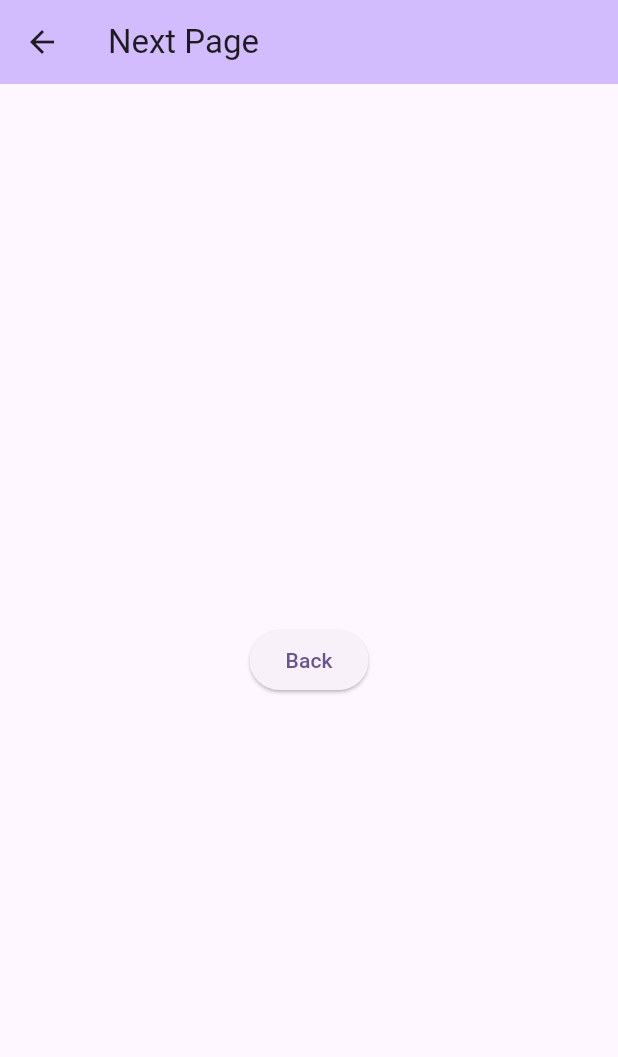
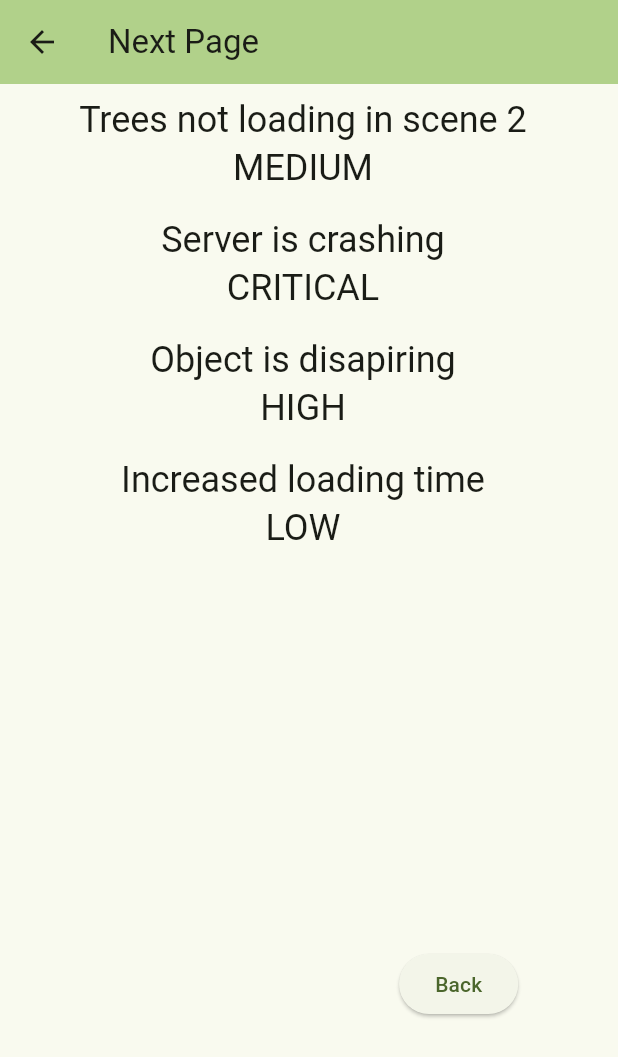
Before and after one commit to Kaktooth/flutter_application, a Flutter app: the screen it shows after launch, after a tap on "Next", on a phone screen of 412 x 824 dp. Shown: the top 1057 px of the screen. Run offline on Flutter 3.47's test engine with Material 3 defaults, Android fonts, the phone set to English and light mode, and no system bars; missing offline and left inert: dart:ffi.

Commit message:
add lists

```diff
--- a/lib/main.dart
+++ b/lib/main.dart
@@ -1,3 +1,5 @@
+import 'dart:ffi';
+
 import 'package:flutter/material.dart';
 import 'package:flutter/services.dart';
 
@@ -8,164 +10,188 @@ void main() {
 class MyApp extends StatelessWidget {
   const MyApp({super.key});
 
-  // This widget is the root of your application.
   @override
   Widget build(BuildContext context) {
     return MaterialApp(
       title: 'Flutter Application',
       theme: ThemeData(
-        // This is the theme of your application.
-        //
-        // TRY THIS: Try running your application with "flutter run". You'll see
-        // the application has a purple toolbar. Then, without quitting the app,
-        // try changing the seedColor in the colorScheme below to Colors.green
-        // and then invoke "hot reload" (save your changes or press the "hot
-        // reload" button in a Flutter-supported IDE, or press "r" if you used
-        // the command line to start the app).
-        //
-        // Notice that the counter didn't reset back to zero; the application
-        // state is not lost during the reload. To reset the state, use hot
-        // restart instead.
-        //
-        // This works for code too, not just values: Most code changes can be
-        // tested with just a hot reload.
-        colorScheme: ColorScheme.fromSeed(seedColor: Colors.deepPurple),
+        colorScheme: ColorScheme.fromSeed(seedColor: Colors.lightGreenAccent),
         useMaterial3: true,
       ),
-      home: const MyHomePage(title: 'Flutter Application'),
+      home: const MyHomePage(title: 'Flutter Application', files: [
+        File(name: "file1", extention: ".exe", size: 1.16),
+        File(name: "table", extention: ".xlsx", size: 10.21),
+        File(name: "Van_Gogh-Starry_Night", extention: ".png", size: 1.37),
+        File(
+            name: "ubuntu-22.04.3-desktop-amd64",
+            extention: ".iso",
+            size: 4919.37),
+        File(
+            name: "microsoft-robotics-developer-studio",
+            extention: ".exe",
+            size: 296.582),
+      ]),
       initialRoute: '/',
       routes: {
-        '/second': (context) => const Page(title: 'Next Page'),
+        '/second': (context) => const Page(title: 'Next Page', bugFixRequest: [
+              BugFixRequest(
+                  label: "Trees not loading in scene 2",
+                  severity: "MEDIUM",
+                  description: "Its not loading......",
+                  reproduceMethod: "click here......"),
+              BugFixRequest(
+                  label: "Server is crashing",
+                  severity: "CRITICAL",
+                  description: "Its crashing......",
+                  reproduceMethod: "enter this...."),
+              BugFixRequest(
+                  label: "Object is disapiring",
+                  severity: "HIGH",
+                  description: "Its just disapeared......",
+                  reproduceMethod: "click here......"),
+              BugFixRequest(
+                  label: "Increased loading time",
+                  severity: "LOW",
+                  description: "Its slow......",
+                  reproduceMethod: "click here......."),
+            ]),
       },
     );
   }
 }
 
-class MyHomePage extends StatefulWidget {
-  const MyHomePage({super.key, required this.title});
-
-  // This widget is the home page of your application. It is stateful, meaning
-  // that it has a State object (defined below) that contains fields that affect
-  // how it looks.
-
-  // This class is the configuration for the state. It holds the values (in this
-  // case the title) provided by the parent (in this case the App widget) and
-  // used by the build method of the State. Fields in a Widget subclass are
-  // always marked "final".
-
+class MyHomePage extends StatelessWidget {
+  const MyHomePage({required this.title, required this.files});
   final String title;
-
-  @override
-  State<MyHomePage> createState() => _MyHomePageState();
-}
-
-class Page extends StatelessWidget {
-  const Page({super.key, required this.title});
-
-  final String title;
+  final List<File> files;
 
   @override
   Widget build(BuildContext context) {
     return Scaffold(
       appBar: AppBar(
-        // TRY THIS: Try changing the color here to a specific color (to
-        // Colors.amber, perhaps?) and trigger a hot reload to see the AppBar
-        // change color while the other colors stay the same.
         backgroundColor: Theme.of(context).colorScheme.inversePrimary,
-        // Here we take the value from the MyHomePage object that was created by
-        // the App.build method, and use it to set our appbar title.
         title: Text(title),
       ),
-      body: Center(
-        // Center is a layout widget. It takes a single child and positions it
-        // in the middle of the parent.
-        child: Column(
-          // Column is also a layout widget. It takes a list of children and
-          // arranges them vertically. By default, it sizes itself to fit its
-          // children horizontally, and tries to be as tall as its parent.
-          //
-          // Column has various properties to control how it sizes itself and
-          // how it positions its children. Here we use mainAxisAlignment to
-          // center the children vertically; the main axis here is the vertical
-          // axis because Columns are vertical (the cross axis would be
-          // horizontal).
-          //
-          // TRY THIS: Invoke "debug painting" (choose the "Toggle Debug Paint"
-          // action in the IDE, or press "p" in the console), to see the
-          // wireframe for each widget.
-          mainAxisAlignment: MainAxisAlignment.center,
-          children: <Widget>[
-            ElevatedButton(
-              onPressed: () {
-                Navigator.pop(context);
-              },
-              child: const Text('Back'),
-            ),
-          ],
+      body: Stack(
+        alignment: const Alignment(0.6, 0.6),
+        children: [
+        ListView.builder(
+          itemCount: files.length,
+          itemBuilder: (context, index) {
+            final item = files[index];
+
+            return ListTile(
+              title: item.buildTitle(context),
+              subtitle: item.buildSubtitle(context),
+            );
+          },
         ),
+         ElevatedButton(
+          onPressed: () {
+            Navigator.pushNamed(context, '/second');
+          },
+          child: const Text('Next'),
+        ),
+      ],
       ),
     );
   }
 }
 
-class _MyHomePageState extends State<MyHomePage> {
-  // void _incrementCounter() {
-  //   setState(() {
-  //     // This call to setState tells the Flutter framework that something has
-  //     // changed in this State, which causes it to rerun the build method below
-  //     // so that the display can reflect the updated values. If we changed
-  //     // _counter without calling setState(), then the build method would not be
-  //     // called again, and so nothing would appear to happen.
+class Page extends StatelessWidget {
+  const Page({super.key, required this.title, required this.bugFixRequest});
 
-  //   });
-  // }
+  final String title;
+  final List<BugFixRequest> bugFixRequest;
 
   @override
   Widget build(BuildContext context) {
-    // This method is rerun every time setState is called, for instance as done
-    // by the _incrementCounter method above.
-    //
-    // The Flutter framework has been optimized to make rerunning build methods
-    // fast, so that you can just rebuild anything that needs updating rather
-    // than having to individually change instances of widgets.
     return Scaffold(
       appBar: AppBar(
-        // TRY THIS: Try changing the color here to a specific color (to
-        // Colors.amber, perhaps?) and trigger a hot reload to see the AppBar
-        // change color while the other colors stay the same.
         backgroundColor: Theme.of(context).colorScheme.inversePrimary,
-        // Here we take the value from the MyHomePage object that was created by
-        // the App.build method, and use it to set our appbar title.
-        title: Text(widget.title),
+        title: Text(title),
       ),
-      body: Center(
-        // Center is a layout widget. It takes a single child and positions it
-        // in the middle of the parent.
-        child: Column(
-          // Column is also a layout widget. It takes a list of children and
-          // arranges them vertically. By default, it sizes itself to fit its
-          // children horizontally, and tries to be as tall as its parent.
-          //
-          // Column has various properties to control how it sizes itself and
-          // how it positions its children. Here we use mainAxisAlignment to
-          // center the children vertically; the main axis here is the vertical
-          // axis because Columns are vertical (the cross axis would be
-          // horizontal).
-          //
-          // TRY THIS: Invoke "debug painting" (choose the "Toggle Debug Paint"
-          // action in the IDE, or press "p" in the console), to see the
-          // wireframe for each widget.
-          mainAxisAlignment: MainAxisAlignment.center,
-          children: <Widget>[
-            ElevatedButton(
-              onPressed: () {
-                 Navigator.pushNamed(context, '/second');
-              },
-              child: const Text('Next'),
-            ),
-          ],
+      body: Stack(
+        alignment: const Alignment(0.6, 0.6),
+        children: [
+        ListView.builder(
+          itemCount: bugFixRequest.length,
+          itemBuilder: (context, index) {
+            final item = bugFixRequest[index];
+
+            return ListTile(
+              title: item.buildTitle(context),
+              subtitle: item.buildSubtitle(context),
+            );
+          },
         ),
+         ElevatedButton(
+          onPressed: () {
+            Navigator.pop(context);
+          },
+          child: const Text('Back'),
+        ),
+      ],
       ),
     );
   }
 }
+
+abstract class ListItem {
+  Widget buildTitle(BuildContext context);
+  Widget buildSubtitle(BuildContext context);
+}
+
+class File implements ListItem {
+  const File({required this.name, required this.extention, required this.size});
+  final String name;
+  final String extention;
+  final double size;
+
+  @override
+  Widget buildTitle(BuildContext context) {
+    return Column(children: <Widget>[
+      Text(
+        name + extention,
+        style: Theme.of(context).textTheme.headlineMedium,
+      ),
+      Text(
+        size.toString() + "MB",
+        style: Theme.of(context).textTheme.headlineMedium,
+      ),
+    ]);
+  }
+
+  @override
+  Widget buildSubtitle(BuildContext context) => const SizedBox.shrink();
+}
+
+class BugFixRequest implements ListItem {
+  const BugFixRequest(
+      {required this.label,
+      required this.severity,
+      required this.description,
+      required this.reproduceMethod});
+
+  final String label;
+  final String severity;
+  final String description;
+  final String reproduceMethod;
+
+  @override
+  Widget buildTitle(BuildContext context) {
+    return Column(children: <Widget>[
+      Text(
+        label,
+        style: Theme.of(context).textTheme.headlineSmall,
+      ),
+      Text(
+        severity,
+        style: Theme.of(context).textTheme.headlineSmall,
+      ),
+    ]);
+  }
+
+  @override
+  Widget buildSubtitle(BuildContext context) => const SizedBox.shrink();
+}
```
